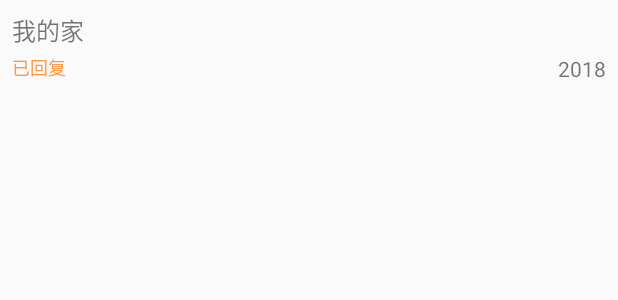
After one commit to Dawson-Jiang/AAAccount, an Android app: the layout layout_feedback_list_item.xml on its own in the app's theme, with its tools: preview values and no code run, on a phone screen of 412 x 824 dp. The commit adds this screen. Shown: the top 300 px of the screen. Run offline under Robolectric (Android 15) with nearby library versions, the phone set to English and light mode, and no system bars.

Commit message:
opt. feedback

```diff
--- a/app/src/main/AndroidManifest.xml
+++ b/app/src/main/AndroidManifest.xml
@@ -105,6 +105,7 @@
         <activity android:name=".activity.FamilyMemberActivity" />
         <activity android:name=".activity.StatisticsActivity" />
         <activity android:name=".activity.FeedBackActivity" />
+        <activity android:name=".activity.FeedbackListActivity" />
     </application>
 
 </manifest>
--- a/app/src/main/java/com/dawson/aaaccount/model/IFeedBackModel.kt
+++ b/app/src/main/java/com/dawson/aaaccount/model/IFeedBackModel.kt
@@ -1,5 +1,6 @@
 package com.dawson.aaaccount.model
 
+import com.dawson.aaaccount.bean.Feedback
 import com.dawson.aaaccount.bean.result.OperateResult
 import io.reactivex.Observable
 
@@ -9,4 +10,5 @@ import io.reactivex.Observable
 
 interface IFeedBackModel {
     fun add(title: String, content: String ):Observable<OperateResult<Any>>
+    fun getMyFeedback():Observable<OperateResult<List<Feedback>>>
 }
--- a/app/src/main/java/com/dawson/aaaccount/model/leancloud/FeedBackModel.kt
+++ b/app/src/main/java/com/dawson/aaaccount/model/leancloud/FeedBackModel.kt
@@ -2,6 +2,7 @@ package com.dawson.aaaccount.model.leancloud
 
 import com.avos.avoscloud.AVObject
 import com.avos.avoscloud.AVUser
+import com.dawson.aaaccount.bean.Feedback
 import com.dawson.aaaccount.bean.result.OperateResult
 import com.dawson.aaaccount.model.IFeedBackModel
 import com.dawson.aaaccount.util.PhoneHelper
@@ -26,4 +27,8 @@ class FeedBackModel : IFeedBackModel {
             it.onComplete()
         }.subscribeOn(Schedulers.io())
     }
+
+    override fun getMyFeedback(): Observable<OperateResult<List<Feedback>>> {
+        TODO("not implemented") //To change body of created functions use File | Settings | File Templates.
+    }
 }
--- /dev/null
+++ b/app/src/main/res/layout/layout_feedback_list_item.xml
@@ -0,0 +1,39 @@
+<?xml version="1.0" encoding="utf-8"?>
+<LinearLayout xmlns:android="http://schemas.android.com/apk/res/android"
+    android:layout_width="match_parent"
+    android:layout_height="match_parent"
+    android:orientation="vertical"
+    android:padding="8dp">
+
+    <TextView
+        android:id="@+id/tv_title"
+        android:layout_width="wrap_content"
+        android:layout_height="wrap_content"
+        android:text="我的家"
+        android:textSize="16dp" />
+
+
+    <RelativeLayout
+        android:layout_width="match_parent"
+        android:layout_height="wrap_content">
+
+        <TextView
+            android:id="@+id/tv_reply"
+            android:layout_width="wrap_content"
+            android:layout_height="wrap_content"
+            android:layout_gravity="right"
+            android:layout_marginTop="4dp"
+            android:text="已回复"
+            android:textColor="@color/colorPrimary"
+            android:textSize="12dp" />
+
+        <TextView
+            android:id="@+id/tv_time"
+            android:layout_width="wrap_content"
+            android:layout_height="wrap_content"
+            android:layout_alignParentRight="true"
+            android:layout_marginTop="4dp"
+            android:text="2018" />
+    </RelativeLayout>
+
+</LinearLayout>
```
Also changed, not shown: app/src/main/java/com/dawson/aaaccount/activity/FeedBackActivity.kt (+45 -24 lines), app/src/main/java/com/dawson/aaaccount/activity/FeedbackListActivity.kt (added, +113 -0 lines), app/src/main/java/com/dawson/aaaccount/bean/Feedback.kt (added, +21 -0 lines), app/src/main/res/layout/activity_feed_back.xml (+36 -12 lines), app/src/main/res/layout/activity_feedback_list.xml (added, +24 -0 lines).
